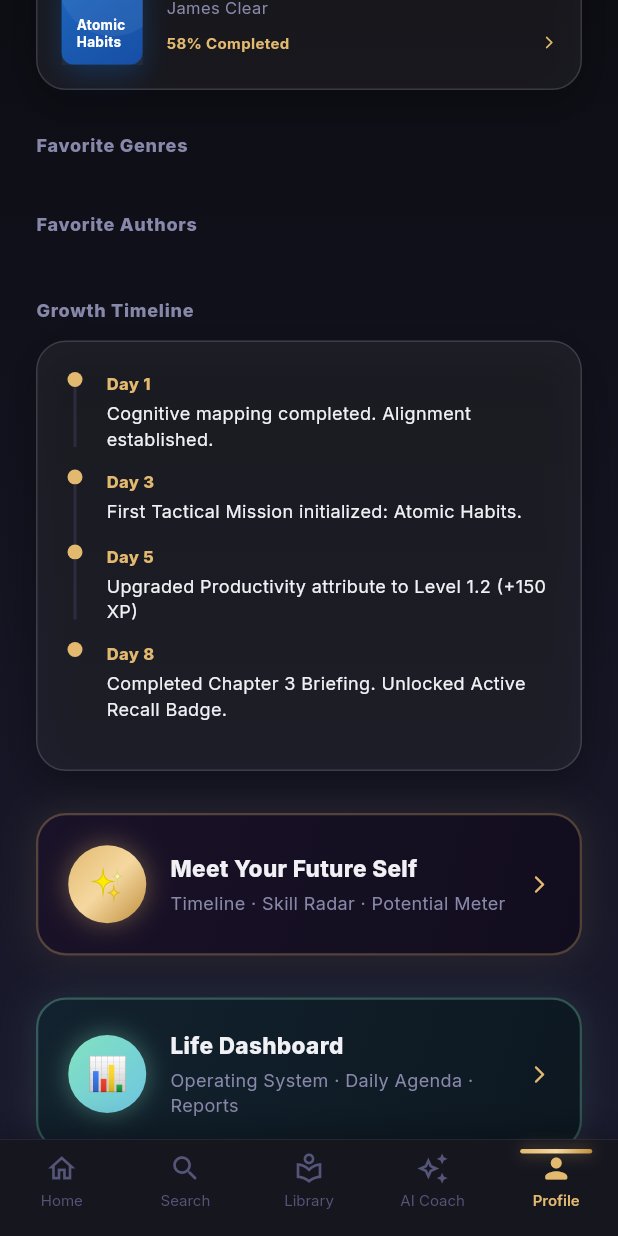
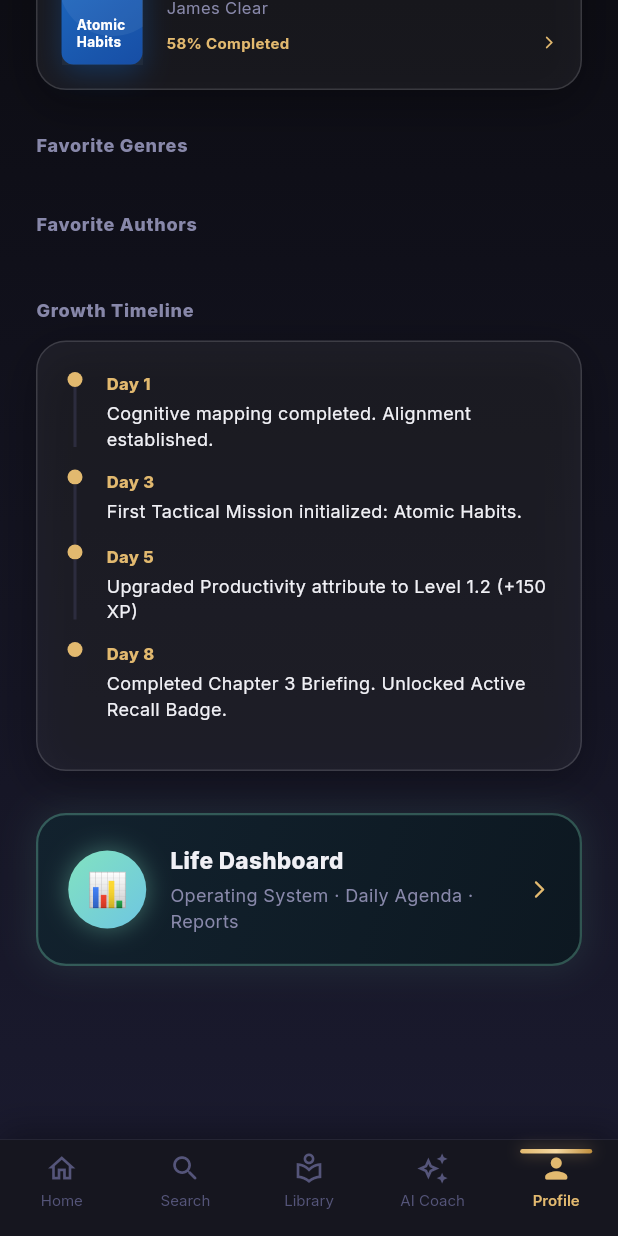
Before and after one commit to Anuman18/recommread-final-app, a Flutter app: the ProfileScreen screen opened by its route, scrolled down 924 dp, on a phone screen of 412 x 824 dp. Run offline on Flutter 3.47's test engine with Material 3 defaults, Android fonts, the phone set to English and light mode, and no system bars; our stand-ins replace flutter_riverpod, go_router, google_fonts, share_plus, shared_preferences; accounts and stored records are empty; network calls fail.

Commit message:
feat(profile): hide future self card from profile screen for beta v1

```diff
--- a/lib/features/profile/profile_screen.dart
+++ b/lib/features/profile/profile_screen.dart
@@ -33,7 +33,7 @@
       duration: const Duration(milliseconds: 900),
     );
 
-    _staggerAnims = List.generate(8, (i) {
+    _staggerAnims = List.generate(7, (i) {
       return Tween<double>(begin: 0.0, end: 1.0).animate(
         CurvedAnimation(
           parent: _enterController,
@@ -128,12 +128,8 @@
                             _stagger(5, _buildGrowthTimelineSection()),
                             const SizedBox(height: 28),
 
-                            // Future Self Card
-                            _stagger(6, _buildFutureSelfCard()),
-                            const SizedBox(height: 28),
-
                             // Life Dashboard Card
-                            _stagger(7, _buildLifeDashboardCard()),
+                            _stagger(6, _buildLifeDashboardCard()),
                             const SizedBox(height: 100),
                           ]),
                         ),
```
